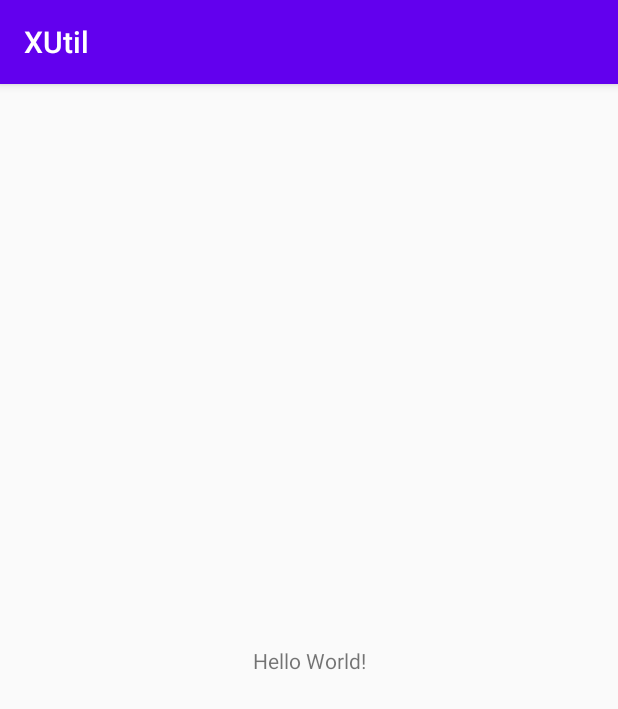
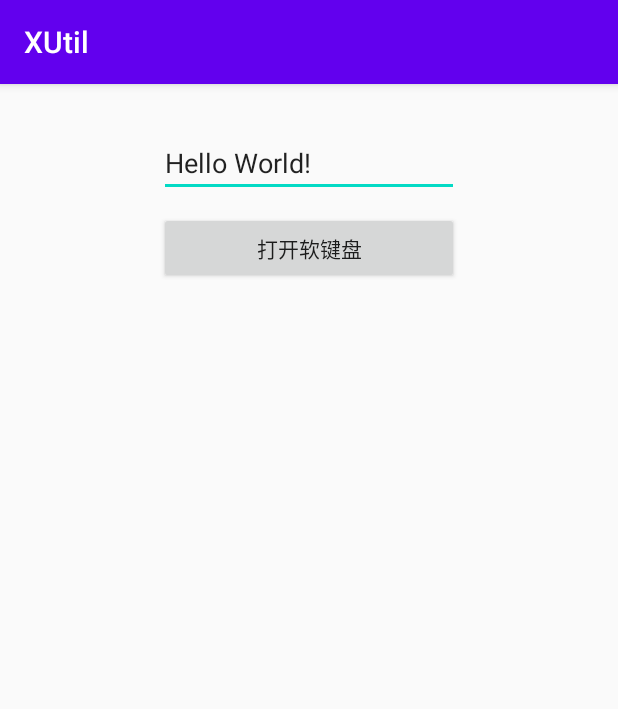
Before and after one commit to yueliangrensheng/XUtil, an Android app: the screen it shows after launch (MainActivity), on a phone screen of 412 x 824 dp. Shown: the top 709 px of the screen. Run offline under Robolectric (Android 15) with nearby library versions, the phone set to English and light mode, and no system bars.

Commit message:
app demo 引用xutil库

```diff
--- a/app/src/main/AndroidManifest.xml
+++ b/app/src/main/AndroidManifest.xml
@@ -9,7 +9,9 @@
         android:roundIcon="@mipmap/ic_launcher_round"
         android:supportsRtl="true"
         android:theme="@style/AppTheme">
-        <activity android:name="com.yazao.lib.util.MainActivity">
+        <activity
+            android:name="com.yazao.lib.util.MainActivity"
+            android:windowSoftInputMode="stateVisible">
             <intent-filter>
                 <action android:name="android.intent.action.MAIN" />
 
--- a/app/src/main/java/com/yazao/lib/util/MainActivity.java
+++ b/app/src/main/java/com/yazao/lib/util/MainActivity.java
@@ -1,16 +1,57 @@
 package com.yazao.lib.util;
 
 import android.os.Bundle;
+import android.view.MotionEvent;
+import android.widget.EditText;
 
+import com.yazao.lib.util.click.ClickUtil;
 import com.yazao.lib.util.demo.R;
 
 import androidx.appcompat.app.AppCompatActivity;
 
 public class MainActivity extends AppCompatActivity {
 
+    private boolean isOpenKeyboard = false;
+
     @Override
     protected void onCreate(Bundle savedInstanceState) {
         super.onCreate(savedInstanceState);
         setContentView(R.layout.activity_main);
+
+        EditText editText = findViewById(R.id.edit_text);
+        //进入页面自动打开软键盘
+        editText.setFocusable(true);
+        editText.setFocusableInTouchMode(true);
+        editText.requestFocus();
+
+
+        //手动操作软键盘 打开、隐藏
+        findViewById(R.id.btn_open_keyboard).setOnClickListener((view) -> {
+
+            if (isOpenKeyboard) {
+//                editText.setFocusable(false);
+//                editText.setFocusableInTouchMode(false);
+                editText.clearFocus();
+                HideSoftInputUtil.getInstance().hideSoftInput(editText);
+            } else {
+                editText.setFocusable(true);
+                editText.setFocusableInTouchMode(true);
+                editText.requestFocus();
+                HideSoftInputUtil.getInstance().openSoftInput(editText);
+            }
+            isOpenKeyboard = !isOpenKeyboard;
+
+        });
+    }
+
+
+    @Override
+    public boolean dispatchTouchEvent(MotionEvent ev) {
+        if (ev.getAction() == MotionEvent.ACTION_DOWN) {
+            if (HideSoftInputUtil.getInstance().isShouldHideInput(this, ev)) {
+                HideSoftInputUtil.getInstance().hideSoftInput(this);
+            }
+        }
+        return super.dispatchTouchEvent(ev);
     }
 }
--- a/app/src/main/res/layout/activity_main.xml
+++ b/app/src/main/res/layout/activity_main.xml
@@ -4,15 +4,26 @@
     xmlns:tools="http://schemas.android.com/tools"
     android:layout_width="match_parent"
     android:layout_height="match_parent"
-    tools:context=".MainActivity">
+    tools:context="com.yazao.lib.util.MainActivity">
 
-    <TextView
-        android:layout_width="wrap_content"
+    <EditText
+        android:id="@+id/edit_text"
+        android:layout_width="200dp"
         android:layout_height="wrap_content"
+        android:layout_marginTop="30dp"
         android:text="Hello World!"
-        app:layout_constraintBottom_toBottomOf="parent"
         app:layout_constraintLeft_toLeftOf="parent"
         app:layout_constraintRight_toRightOf="parent"
         app:layout_constraintTop_toTopOf="parent" />
 
+    <Button
+        android:id="@+id/btn_open_keyboard"
+        android:layout_width="200dp"
+        android:layout_height="wrap_content"
+        android:layout_marginTop="10dp"
+        android:text="打开软键盘"
+        app:layout_constraintLeft_toLeftOf="parent"
+        app:layout_constraintRight_toRightOf="parent"
+        app:layout_constraintTop_toBottomOf="@id/edit_text" />
+
 </androidx.constraintlayout.widget.ConstraintLayout>
--- a/build.gradle
+++ b/build.gradle
@@ -5,8 +5,7 @@ buildscript {
 
     repositories {
         google()
-        jcenter()
-
+        mavenCentral()
     }
     dependencies {
         classpath 'com.android.tools.build:gradle:3.6.1'
@@ -21,8 +20,7 @@ buildscript {
 allprojects {
     repositories {
         google()
-        jcenter()
-
+        mavenCentral()
     }
     tasks.withType(Javadoc) {
         options.addStringOption('Xdoclint:none', '-quiet')
```
Also changed, not shown: app/build.gradle (+8 -4 lines).
